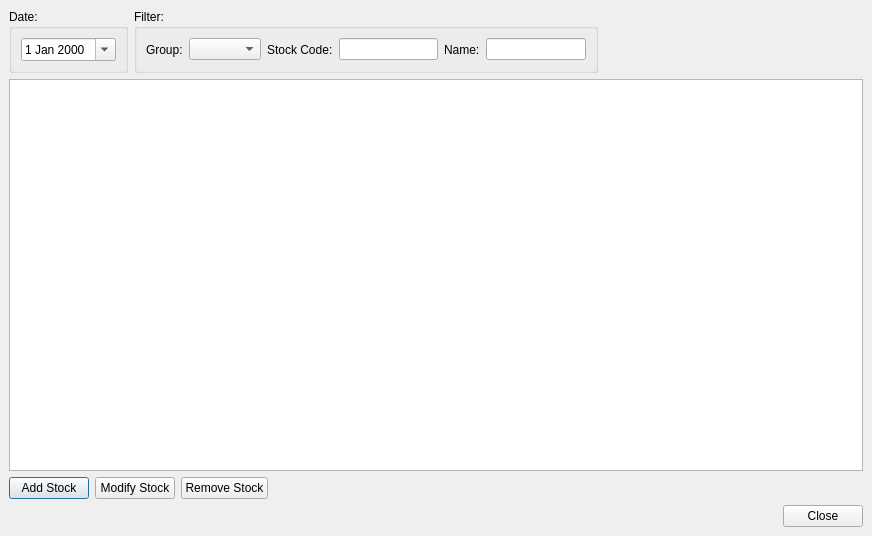
Above: trunk/ui/ui_stockdatainfodlg.ui from ulandz/tcstock before the change. Below: the same form after it.
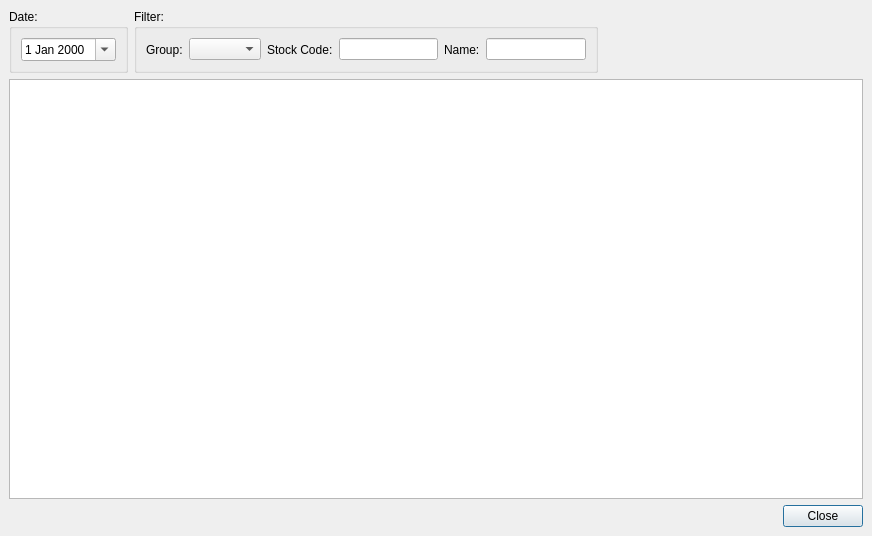
That is the form after the change.

```diff
--- a/trunk/ui/ui_stockdatainfodlg.ui
+++ b/trunk/ui/ui_stockdatainfodlg.ui
@@ -112,50 +112,6 @@
    <item>
     <widget class="QTableView" name="tbl1" />
    </item>
-   <item>
-    <layout class="QHBoxLayout" >
-     <property name="margin" >
-      <number>0</number>
-     </property>
-     <property name="spacing" >
-      <number>6</number>
-     </property>
-     <item>
-      <widget class="QPushButton" name="btn1" >
-       <property name="text" >
-        <string>Add Stock</string>
-       </property>
-      </widget>
-     </item>
-     <item>
-      <widget class="QPushButton" name="btn2" >
-       <property name="text" >
-        <string>Modify Stock</string>
-       </property>
-      </widget>
-     </item>
-     <item>
-      <widget class="QPushButton" name="btn3" >
-       <property name="text" >
-        <string>Remove Stock</string>
-       </property>
-      </widget>
-     </item>
-     <item>
-      <spacer>
-       <property name="orientation" >
-        <enum>Qt::Horizontal</enum>
-       </property>
-       <property name="sizeHint" >
-        <size>
-         <width>40</width>
-         <height>20</height>
-        </size>
-       </property>
-      </spacer>
-     </item>
-    </layout>
-   </item>
    <item>
     <widget class="QDialogButtonBox" name="buttonBox" >
      <property name="orientation" >
```
